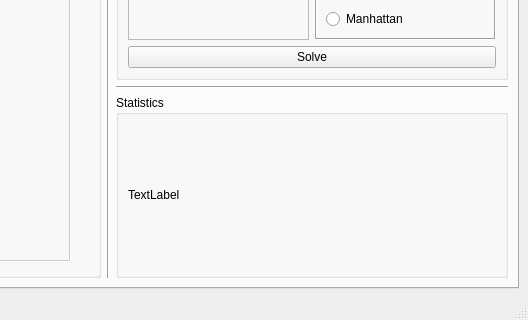
Above: gui/puzzlesolverstartscreen.ui from mkrakiewicz/PuzzleSolver before the change; both pictures show x 312 to 840 and y 167 to 487 of the 840 by 487 pixel window. Below: the same form after it.
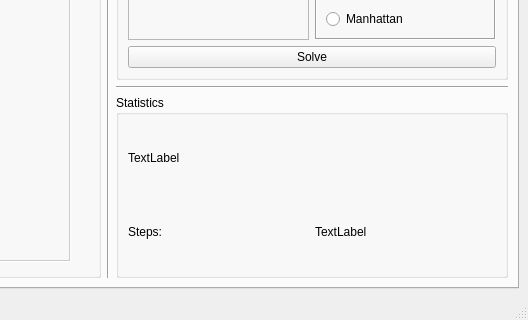
That is the form after the change. Icons and pictures are not drawn.

Patch:
```diff
--- a/gui/puzzlesolverstartscreen.ui
+++ b/gui/puzzlesolverstartscreen.ui
@@ -406,7 +406,21 @@
               </property>
               <layout class="QGridLayout" name="gridLayout_6">
                <item row="0" column="0">
+                <widget class="QLabel" name="suck">
+                 <property name="text">
+                  <string>TextLabel</string>
+                 </property>
+                </widget>
+               </item>
+               <item row="1" column="0">
                 <widget class="QLabel" name="label_5">
+                 <property name="text">
+                  <string>Steps:</string>
+                 </property>
+                </widget>
+               </item>
+               <item row="1" column="1">
+                <widget class="QLabel" name="labelSteps">
                  <property name="text">
                   <string>TextLabel</string>
                  </property>
```
Left out of the diff: 3 changed lines with no effect on the pictures.
